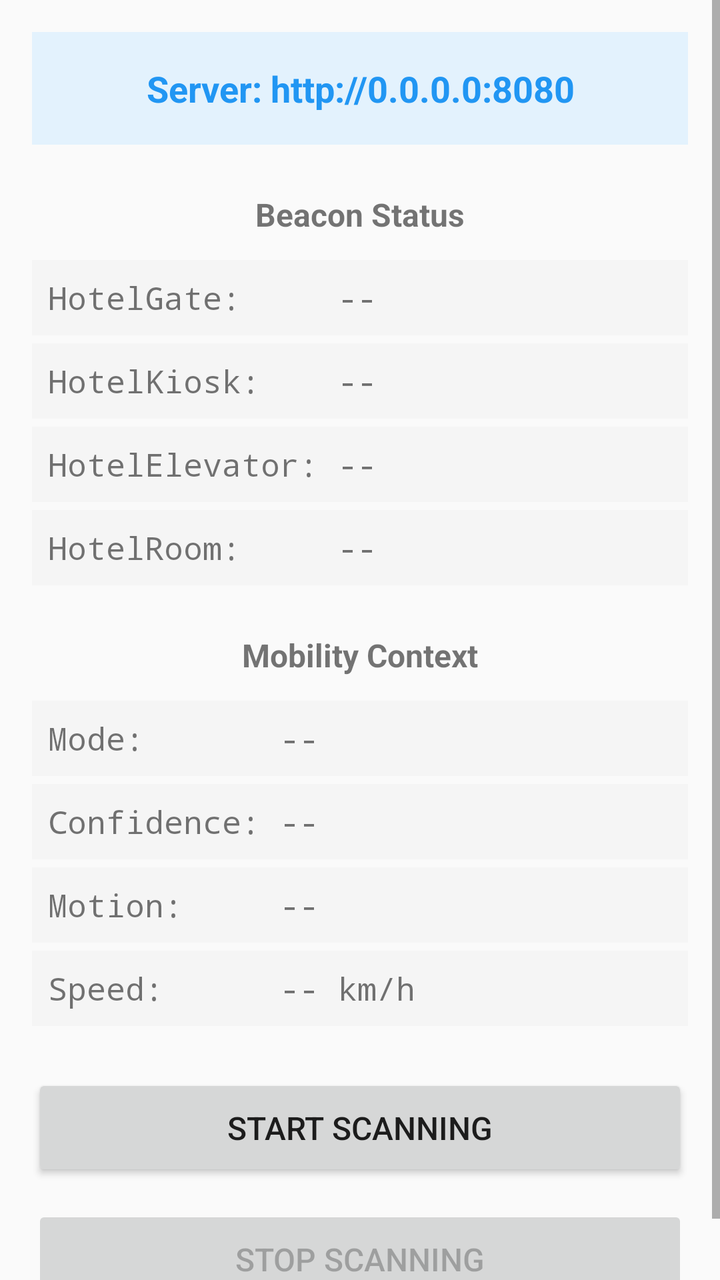
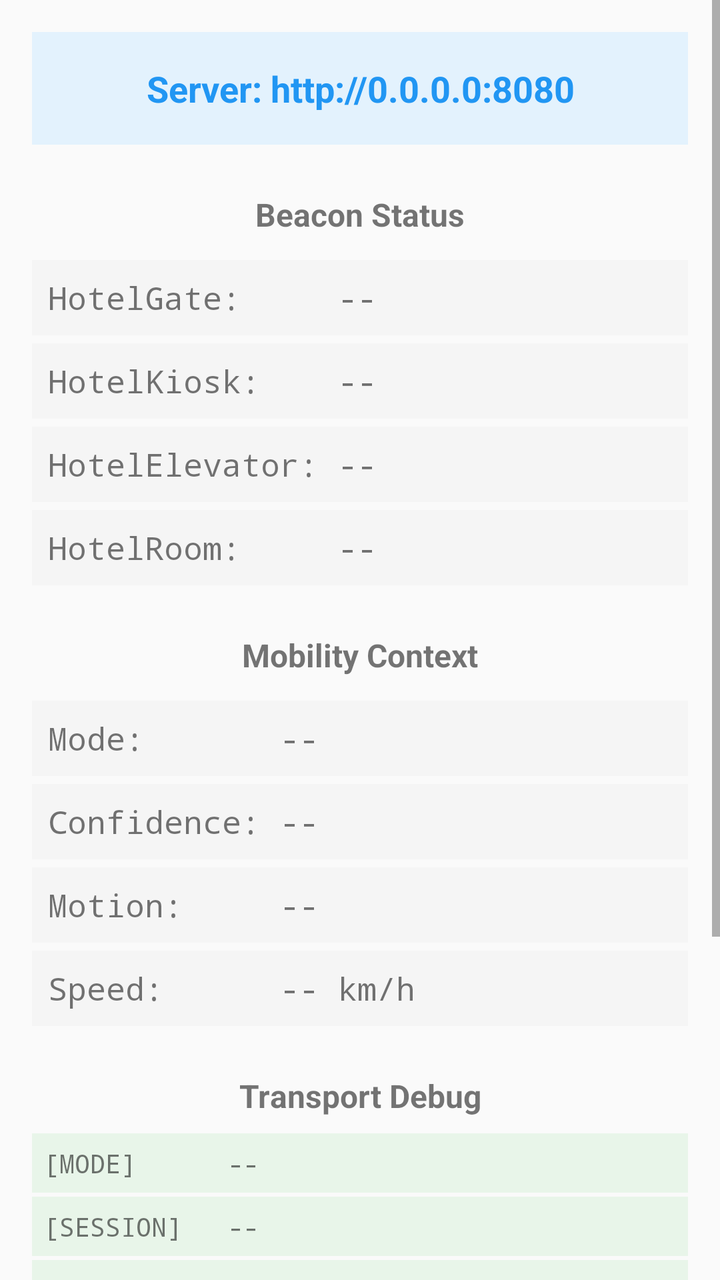

Before-and-after screenshots of an Android layout around one commit, followed by the original layout XML and the change that was made.
<!-- AndroidManifest.xml: application theme Theme.AppCompat.Light.DarkActionBar -->
<!-- res/layout/activity_main.xml -->
<?xml version="1.0" encoding="utf-8"?>
<ScrollView xmlns:android="http://schemas.android.com/apk/res/android"
    android:layout_width="match_parent"
    android:layout_height="match_parent">

    <LinearLayout
        android:layout_width="match_parent"
        android:layout_height="wrap_content"
        android:orientation="vertical"
        android:padding="16dp">

        
        <TextView
            android:id="@+id/ipAddressText"
            android:layout_width="match_parent"
            android:layout_height="wrap_content"
            android:text="Server: http://0.0.0.0:8080"
            android:textSize="18sp"
            android:textStyle="bold"
            android:textColor="#2196F3"
            android:gravity="center"
            android:padding="16dp"
            android:background="#E3F2FD"
            android:layout_marginBottom="24dp" />

        
        <TextView
            android:layout_width="match_parent"
            android:layout_height="wrap_content"
            android:text="Beacon Status"
            android:textSize="16sp"
            android:textStyle="bold"
            android:gravity="center"
            android:layout_marginBottom="12dp" />

        <TextView
            android:id="@+id/beaconGate"
            android:layout_width="match_parent"
            android:layout_height="wrap_content"
            android:text="HotelGate:     --"
            android:textSize="16sp"
            android:fontFamily="monospace"
            android:padding="8dp"
            android:background="#F5F5F5"
            android:layout_marginBottom="4dp" />

        <TextView
            android:id="@+id/beaconKiosk"
            android:layout_width="match_parent"
            android:layout_height="wrap_content"
            android:text="HotelKiosk:    --"
            android:textSize="16sp"
            android:fontFamily="monospace"
            android:padding="8dp"
            android:background="#F5F5F5"
            android:layout_marginBottom="4dp" />

        <TextView
            android:id="@+id/beaconElevator"
            android:layout_width="match_parent"
            android:layout_height="wrap_content"
            android:text="HotelElevator: --"
            android:textSize="16sp"
            android:fontFamily="monospace"
            android:padding="8dp"
            android:background="#F5F5F5"
            android:layout_marginBottom="4dp" />

        <TextView
            android:id="@+id/beaconRoom"
            android:layout_width="match_parent"
            android:layout_height="wrap_content"
            android:text="HotelRoom:     --"
            android:textSize="16sp"
            android:fontFamily="monospace"
            android:padding="8dp"
            android:background="#F5F5F5"
            android:layout_marginBottom="24dp" />

        
        <TextView
            android:layout_width="match_parent"
            android:layout_height="wrap_content"
            android:text="Mobility Context"
            android:textSize="16sp"
            android:textStyle="bold"
            android:gravity="center"
            android:layout_marginBottom="12dp" />

        <TextView
            android:id="@+id/contextMode"
            android:layout_width="match_parent"
            android:layout_height="wrap_content"
            android:text="Mode:       --"
            android:textSize="16sp"
            android:fontFamily="monospace"
            android:padding="8dp"
            android:background="#F5F5F5"
            android:layout_marginBottom="4dp" />

        <TextView
            android:id="@+id/contextConfidence"
            android:layout_width="match_parent"
            android:layout_height="wrap_content"
            android:text="Confidence: --"
            android:textSize="16sp"
            android:fontFamily="monospace"
            android:padding="8dp"
            android:background="#F5F5F5"
            android:layout_marginBottom="4dp" />

        <TextView
            android:id="@+id/contextMotion"
            android:layout_width="match_parent"
            android:layout_height="wrap_content"
            android:text="Motion:     --"
            android:textSize="16sp"
            android:fontFamily="monospace"
            android:padding="8dp"
            android:background="#F5F5F5"
            android:layout_marginBottom="4dp" />

        <TextView
            android:id="@+id/contextSpeed"
            android:layout_width="match_parent"
            android:layout_height="wrap_content"
            android:text="Speed:      -- km/h"
            android:textSize="16sp"
            android:fontFamily="monospace"
            android:padding="8dp"
            android:background="#F5F5F5"
            android:layout_marginBottom="24dp" />

        
        <LinearLayout
            android:id="@+id/simSection"
            android:layout_width="match_parent"
            android:layout_height="wrap_content"
            android:orientation="vertical"
            android:visibility="gone">

            
            <TextView
                android:layout_width="match_parent"
                android:layout_height="wrap_content"
                android:text="Transport Debug"
                android:textSize="16sp"
                android:textStyle="bold"
                android:gravity="center"
                android:layout_marginBottom="8dp" />

            <TextView
                android:id="@+id/debugDeviceMode"
                android:layout_width="match_parent"
                android:layout_height="wrap_content"
                android:text="[MODE]      --"
                android:textSize="13sp"
                android:fontFamily="monospace"
                android:padding="6dp"
                android:background="#E8F5E9"
                android:layout_marginBottom="2dp" />

            <TextView
                android:id="@+id/debugSession"
                android:layout_width="match_parent"
                android:layout_height="wrap_content"
                android:text="[SESSION]   --"
                android:textSize="13sp"
                android:fontFamily="monospace"
                android:padding="6dp"
                android:background="#E8F5E9"
                android:layout_marginBottom="2dp" />

            <TextView
                android:id="@+id/debugBiometric"
                android:layout_width="match_parent"
                android:layout_height="wrap_content"
                android:text="[BIOMETRIC] --"
                android:textSize="13sp"
                android:fontFamily="monospace"
                android:padding="6dp"
                android:background="#E8F5E9"
                android:layout_marginBottom="2dp" />

            <TextView
                android:id="@+id/debugAdvisory"
                android:layout_width="match_parent"
                android:layout_height="wrap_content"
                android:text="[ADVISORY]  --"
                android:textSize="13sp"
                android:fontFamily="monospace"
                android:padding="6dp"
                android:background="#E8F5E9"
                android:layout_marginBottom="2dp" />

            <TextView
                android:id="@+id/debugNearStation"
                android:layout_width="match_parent"
                android:layout_height="wrap_content"
                android:text="[AT STATION] --"
                android:textSize="13sp"
                android:fontFamily="monospace"
                android:padding="6dp"
                android:background="#E8F5E9"
                android:layout_marginBottom="16dp" />

        </LinearLayout>

        
        <Button
            android:id="@+id/startButton"
            android:layout_width="match_parent"
            android:layout_height="wrap_content"
            android:text="Start Scanning"
            android:textSize="16sp"
            android:padding="16dp"
            android:layout_marginBottom="12dp" />

        <Button
            android:id="@+id/stopButton"
            android:layout_width="match_parent"
            android:layout_height="wrap_content"
            android:text="Stop Scanning"
            android:textSize="16sp"
            android:padding="16dp"
            android:enabled="false" />

    </LinearLayout>
</ScrollView>
<!-- resources referenced by this layout -->
<resources>

</resources>

<!-- the commit's change to res/layout/activity_main.xml (unified diff, before → after) -->
@@ -137,7 +137,7 @@
             android:layout_width="match_parent"
             android:layout_height="wrap_content"
             android:orientation="vertical"
-            android:visibility="gone">
+            android:visibility="visible">
 
             
             <TextView
